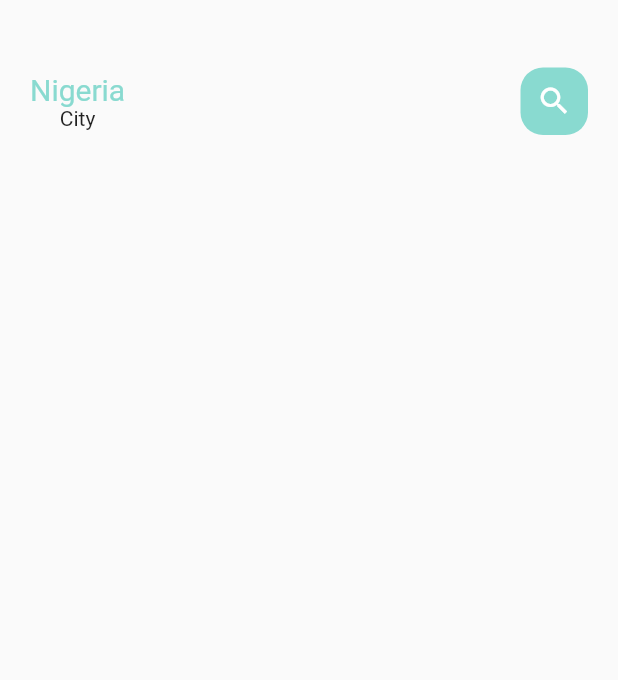
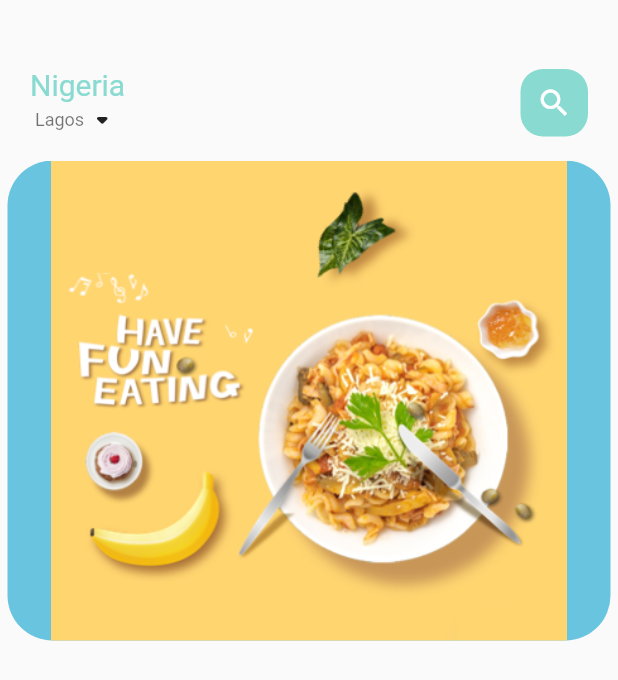
Before and after one commit to ChidiChuks/food_delivery, a Flutter app: the screen it shows after launch, on a phone screen of 412 x 824 dp. Shown: the top 680 px of the screen. Run offline on Flutter 3.47's test engine with Material 2 defaults, Android fonts, the phone set to English and light mode, and no system bars.

Commit message:
adding the const widgets and list page view builder

```diff
--- /dev/null
+++ b/lib/home/food_page_body.dart
@@ -0,0 +1,39 @@
+import 'package:flutter/material.dart';
+
+class FoodPageBody extends StatefulWidget {
+  const FoodPageBody({Key? key}) : super(key: key);
+
+  @override
+  State<FoodPageBody> createState() => _FoodPageBodyState();
+}
+
+class _FoodPageBodyState extends State<FoodPageBody> {
+  @override
+  Widget build(BuildContext context) {
+    return Container(
+      height: 320,
+      child: PageView.builder(
+          itemCount: 5,
+          itemBuilder: (context, position) {
+            return _buildPageItem(position);
+          }),
+    );
+  }
+
+  Widget _buildPageItem(int index) {
+    return Container(
+      height: 220,
+      margin: EdgeInsets.only(
+        left: 5,
+        right: 5,
+      ),
+      decoration: BoxDecoration(
+        borderRadius: BorderRadius.circular(30),
+        color: index.isEven ? Color(0xFF69c5df) : Color(0xFF9294cc),
+        image: DecorationImage(
+          image: AssetImage("assets/image/food0.png"),
+        ),
+      ),
+    );
+  }
+}
--- a/lib/home/main_food_page.dart
+++ b/lib/home/main_food_page.dart
@@ -1,6 +1,8 @@
 import 'package:flutter/material.dart';
+import 'package:food_delivery/home/food_page_body.dart';
 import 'package:food_delivery/utils/colors.dart';
 import 'package:food_delivery/widgets/big_text.dart';
+import 'package:food_delivery/widgets/small_text.dart';
 
 class MainFoodPage extends StatefulWidget {
   const MainFoodPage({Key? key}) : super(key: key);
@@ -34,7 +36,15 @@ class _MainFoodPageState extends State<MainFoodPage> {
                         text: "Nigeria",
                         color: AppColors.mainColor,
                       ),
-                      Text("City"),
+                      Row(
+                        children: [
+                          SmallText(
+                            text: "Lagos",
+                            color: Colors.black54,
+                          ),
+                          Icon(Icons.arrow_drop_down_rounded),
+                        ],
+                      ),
                     ],
                   ),
                   Center(
@@ -55,6 +65,7 @@ class _MainFoodPageState extends State<MainFoodPage> {
               ),
             ),
           ),
+          FoodPageBody(),
         ],
       ),
     );
--- a/lib/widgets/big_text.dart
+++ b/lib/widgets/big_text.dart
@@ -18,6 +18,7 @@ class BigText extends StatelessWidget {
   Widget build(BuildContext context) {
     return Text(
       text,
+      maxLines: 1,
       overflow: overFlow,
       style: TextStyle(
         fontFamily: 'Roboto',
--- a/lib/widgets/small_text.dart
+++ b/lib/widgets/small_text.dart
@@ -8,7 +8,7 @@ class SmallText extends StatelessWidget {
 
   SmallText({
     Key? key,
-    this.color = const Color(0xFF89dad0),
+    this.color = const Color(0xFFccc7c5),
     required this.text,
     this.size = 12,
     this.height = 1.2,
@@ -22,6 +22,7 @@ class SmallText extends StatelessWidget {
         fontFamily: 'Roboto',
         color: color,
         fontSize: size,
+        height: height,
       ),
     );
   }
```
Also changed, not shown: pubspec.yaml (+17 -13 lines).
